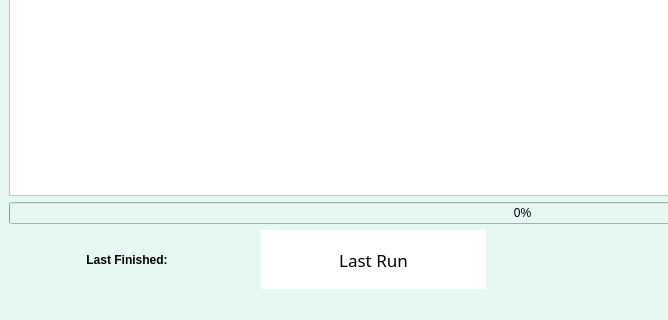
Above: mainwindow.ui from earthinversion/ProbeSearch-Desktop-Application before the change; both pictures show x 0 to 668 and y 500 to 820 of the 1045 by 820 pixel window. Below: the same form after it.
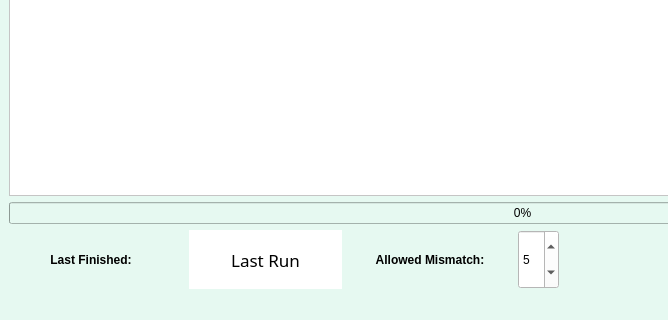
That is the form after the change.

```diff
--- a/mainwindow.ui
+++ b/mainwindow.ui
@@ -509,6 +509,53 @@
           </property>
          </widget>
         </item>
+        <item>
+         <widget class="QLabel" name="label_8">
+          <property name="sizePolicy">
+           <sizepolicy hsizetype="Expanding" vsizetype="Preferred">
+            <horstretch>0</horstretch>
+            <verstretch>0</verstretch>
+           </sizepolicy>
+          </property>
+          <property name="font">
+           <font>
+            <weight>75</weight>
+            <bold>true</bold>
+           </font>
+          </property>
+          <property name="autoFillBackground">
+           <bool>false</bool>
+          </property>
+          <property name="styleSheet">
+           <string notr="true">padding: 5px;
+background-color: rgb(230, 249, 241);
+color: black;
+font-weight: bold;</string>
+          </property>
+          <property name="text">
+           <string>Allowed Mismatch:</string>
+          </property>
+          <property name="alignment">
+           <set>Qt::AlignCenter</set>
+          </property>
+         </widget>
+        </item>
+        <item>
+         <widget class="QSpinBox" name="spinBox_nmismatch">
+          <property name="sizePolicy">
+           <sizepolicy hsizetype="Preferred" vsizetype="Preferred">
+            <horstretch>0</horstretch>
+            <verstretch>0</verstretch>
+           </sizepolicy>
+          </property>
+          <property name="styleSheet">
+           <string notr="true">background-color: white;</string>
+          </property>
+          <property name="value">
+           <number>5</number>
+          </property>
+         </widget>
+        </item>
         <item>
          <spacer name="horizontalSpacer">
           <property name="orientation">
```
